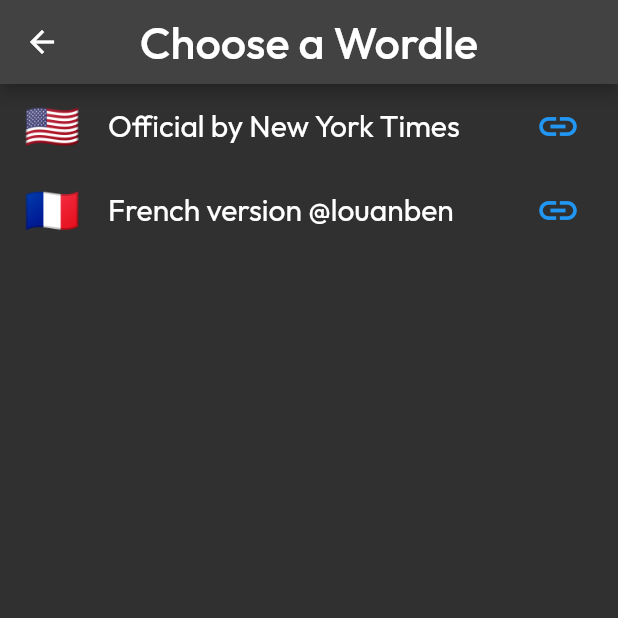
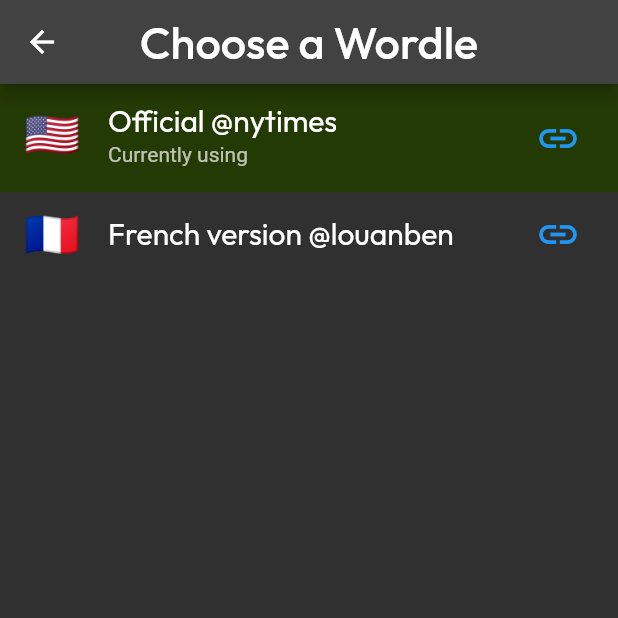
Before and after one commit to NadCAtarun/wordle_helper, a Flutter app: the screen it shows after launch, after a tap on the "language" icon, on a phone screen of 412 x 824 dp, the top half of it. Run offline on Flutter 3.47's test engine with Material 2 defaults, Android fonts, the phone set to English and light mode, and no system bars; our stand-ins replace google_fonts; project files that could hold a hidden picture were left out.

Commit message:
Highlight current version on switcher - Closes #9

```diff
--- a/lib/screens/helper.dart
+++ b/lib/screens/helper.dart
@@ -57,6 +57,7 @@ class _HelperState extends State<Helper> {
                       loadSolutions();
                       Navigator.pop(context);
                     },
+                    currentVersion: version,
                   ),
                 ),
               );
--- a/lib/screens/versionSwitcher.dart
+++ b/lib/screens/versionSwitcher.dart
@@ -5,11 +5,13 @@ import 'package:wordle_helper/constants.dart';
 import 'package:wordle_helper/version.dart';
 
 class VersionSwitcher extends StatelessWidget {
-  final void Function(Version)? onChoice;
+  final void Function(Version) onChoice;
+  final Version currentVersion;
 
   const VersionSwitcher({
     Key? key,
-    this.onChoice,
+    required this.onChoice,
+    required this.currentVersion,
   }) : super(key: key);
 
   @override
@@ -26,7 +28,11 @@ class VersionSwitcher extends StatelessWidget {
         itemCount: kVersions.length,
         itemBuilder: (context, index) {
           Version version = kVersions[index];
+          bool selected = currentVersion == version;
           return ListTile(
+            autofocus: currentVersion == version,
+            tileColor: selected ? const Color(0xFF243A05) : null,
+            subtitle: selected ? const Text('Currently using') : null,
             leading: Text(
               version.flag,
               style: const TextStyle(
@@ -45,11 +51,11 @@ class VersionSwitcher extends StatelessWidget {
                 launchUrl(Uri.parse(version.url));
               },
             ),
-            onTap: () {
-              if (onChoice != null) {
-                onChoice!(version);
-              }
-            },
+            onTap: selected
+                ? null
+                : () {
+                    onChoice(version);
+                  },
           );
         },
       ),
--- a/lib/version.dart
+++ b/lib/version.dart
@@ -2,7 +2,7 @@ enum Version {
   englishNYT(
     'en',
     '🇺🇸',
-    'Official by New York Times',
+    'Official @nytimes',
     'https://www.nytimes.com/games/wordle/index.html',
   ),
   frenchLouan(
```
